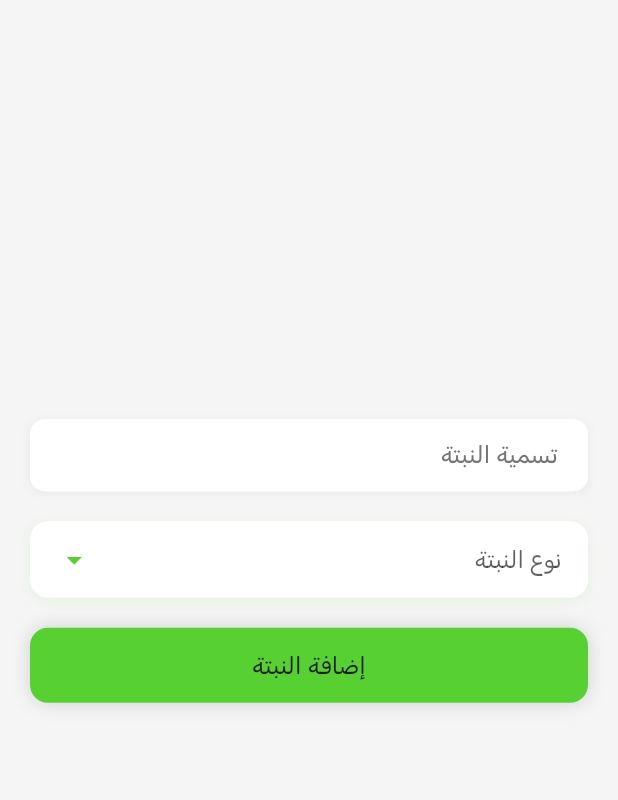
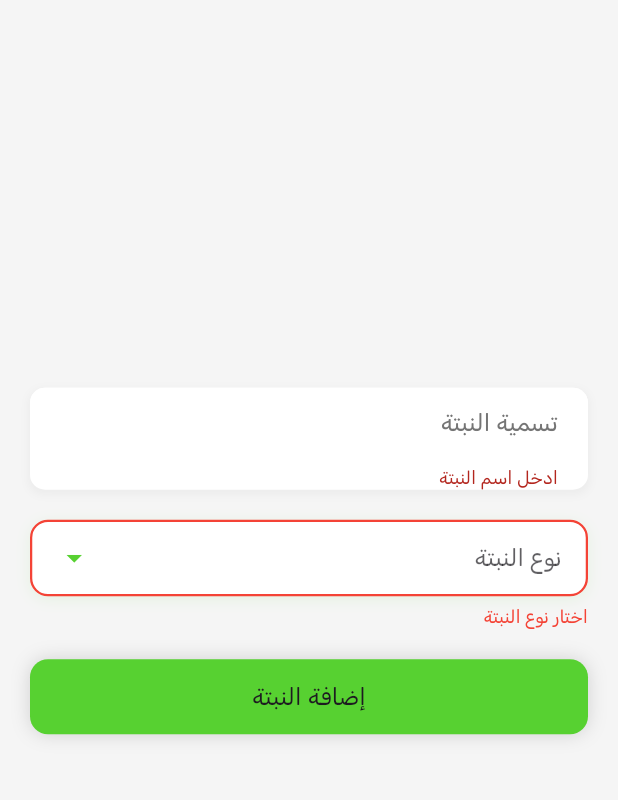
Before and after one commit to StrangerFelix/riwaa, a Flutter app: the AddPlantView screen opened directly with empty values, after a tap on "إضافة النبتة", on a phone screen of 412 x 824 dp, the part 57-857 px from its top. Run offline on Flutter 3.47's test engine with Material 3 defaults, Android fonts, the phone set to English and light mode, and no system bars; our stand-ins replace carousel_slider, cloud_firestore, firebase_auth, firebase_core, flutter_bloc, flutter_svg and 4 more; missing offline and left inert: mobile_scanner; accounts and stored records are empty.

Commit message:
Fixing app issues on android & adding form to {addPlant}

```diff
--- a/lib/core/components/fancyDropdown.dart
+++ b/lib/core/components/fancyDropdown.dart
@@ -2,6 +2,7 @@ import 'package:flutter/material.dart';
 
 class FancyDropdown<T> extends StatefulWidget {
   final List<DropdownItem<T>> items;
+  final bool isNull;
   final DropdownItem<T>? value;
   final String hint;
   final ValueChanged<DropdownItem<T>?> onChanged;
@@ -21,6 +22,7 @@ class FancyDropdown<T> extends StatefulWidget {
 
   const FancyDropdown({
     super.key,
+    this.isNull = false,
     required this.items,
     this.value,
     required this.onChanged,
@@ -305,7 +307,8 @@ class _FancyDropdownState<T> extends State<FancyDropdown<T>> with SingleTickerPr
                   ),
             ],
             border: Border.all(
-              color: _isOpen ? accentColor : Colors.transparent,
+              color: widget.isNull ? Colors.red : _isOpen ? accentColor : Colors.transparent,
+
               width: 1.5,
             ),
           ),
--- a/lib/features/auth/data/repository/authRepo.dart
+++ b/lib/features/auth/data/repository/authRepo.dart
@@ -1,4 +1,3 @@
-import 'package:cloud_firestore/cloud_firestore.dart';
 import 'package:firebase_auth/firebase_auth.dart';
 import 'package:riwaa/core/errors/authExceptions.dart';
 import 'package:riwaa/core/utilities/firebaseService.dart';
--- a/lib/features/home/presentation/views/widgets/addPlant/addPlantForm.dart
+++ b/lib/features/home/presentation/views/widgets/addPlant/addPlantForm.dart
@@ -2,6 +2,7 @@ import 'package:flutter/material.dart';
 import 'package:riwaa/core/components/customFormButton.dart';
 import 'package:riwaa/core/components/customTextField.dart';
 import 'package:riwaa/core/components/fancyDropdown.dart';
+import 'package:riwaa/core/utilities/appStyles.dart';
 import 'package:riwaa/core/utilities/constants.dart';
 import 'package:riwaa/features/home/data/models/addPlantDroplist.dart';
 
@@ -15,22 +16,34 @@ class AddPlantForm extends StatefulWidget {
 
 class _AddPlantFormState extends State<AddPlantForm> {
   DropdownItem<String>? selectedItem;
-
+  final _formKey = GlobalKey<FormState>();
+  bool dropdownNullIndicator = false;
+  TextEditingController nameController = TextEditingController();
   @override
   Widget build(BuildContext context) {
     return Padding(
           padding: const EdgeInsets.symmetric(horizontal: kHorizontalPadding),
+          child: Form(
+            key: _formKey,
             child: Column(
               mainAxisAlignment: MainAxisAlignment.center,
               children: [
                 // const CustomTextField(hintText: 'اسم النبتة'),
-              const CustomTextField(
+                CustomTextField(
                   hint: 'تسمية النبتة',
+                  controller: nameController,
+                  validator: (val) {
+                    if (val!.isEmpty) {
+                      return 'ادخل اسم النبتة';
+                    }
+                    return null;
+                  },
                 ),
                 const SizedBox(height: 20,),
                 FancyDropdown<String>(
                   items: items,
                   value: selectedItem,
+                  isNull: dropdownNullIndicator,
                   hint: 'نوع النبتة',
                   onChanged: (item) {
                     setState(() {
@@ -42,9 +55,41 @@ class _AddPlantFormState extends State<AddPlantForm> {
                   showSearchBox: true,
                   searchHint: 'بحث...',
                 ),
+                dropdownNullIndicator ? Column(
+                  crossAxisAlignment: CrossAxisAlignment.start,
+                  children: [
+                    const SizedBox(height: 5,),
+                    SizedBox(
+                      width: double.infinity,
+                      child: Text(
+                        'اختار نوع النبتة',
+                        style: AppStyles.paragraphSmall.copyWith(
+                          color: Colors.red,
+                          fontSize: 12
+                        ),
+                      ),
+                    )
+                  ],
+                ) : const SizedBox(),
                 const SizedBox(height: 20,),
-              CustomFormButton(onTap: () {}, text: 'إضافة النبتة'),
+                CustomFormButton(
+                  onTap: () {
+                    setState(() {
+                      selectedItem != null ? dropdownNullIndicator = false : dropdownNullIndicator = true;
+                    });
+                    if (_formKey.currentState!.validate() && !dropdownNullIndicator) {
+                      Map<String,String?> data = {
+                        'name': nameController.text,
+                        'type': selectedItem?.value,
+                        'hash': widget.hash
+                      };
+                      print(data);
+                    }
+                  },
+                  text: 'إضافة النبتة'
+                ),
               ],
+            ),
           ),
         );
   }
--- a/lib/features/home/presentation/views/widgets/addPlant/addPlantScanViewBody.dart
+++ b/lib/features/home/presentation/views/widgets/addPlant/addPlantScanViewBody.dart
@@ -2,7 +2,6 @@ import 'package:flutter/material.dart';
 import 'package:flutter_svg/svg.dart';
 import 'package:go_router/go_router.dart';
 import 'package:mobile_scanner/mobile_scanner.dart';
-import 'package:riwaa/core/components/scanRect.dart';
 import 'package:riwaa/core/utilities/appAssets.dart';
 import 'package:riwaa/core/utilities/appRouter.dart';
 import 'package:riwaa/core/utilities/appStyles.dart';
@@ -31,7 +30,6 @@ class _AddPlantScanViewBodyState extends State<AddPlantScanViewBody> {
   }
 
   bool isValidHash(String hash) {
-    print(hash);
     return hash.length == 37 && hash.startsWith("riwaa");
   }
 
--- a/lib/features/home/presentation/views/widgets/home/myPlants/myPlantsHeader.dart
+++ b/lib/features/home/presentation/views/widgets/home/myPlants/myPlantsHeader.dart
@@ -30,13 +30,13 @@ class MyPlantsHeader extends StatelessWidget {
           ),
           MainButton(
             onTap: () {
+              // GoRouter.of(context).push(
+              //   AppRouter.addPlantScan,
+              // );
               GoRouter.of(context).push(
-                AppRouter.addPlantScan,
+                AppRouter.addPlant,
+                extra: 'a1045df8d0b0dc512be141e5c0d96d37' // يحذف
               );
-              // GoRouter.of(context).push(
-              //   AppRouter.addPlant,
-              //   extra: 'kfdflkdjsklfjdsfl' // يحذف
-              // );
 
             },
             child: Row(
--- a/lib/main.dart
+++ b/lib/main.dart
@@ -10,7 +10,6 @@ import 'package:riwaa/features/auth/presentation/manager/authCubit.dart';
 import 'package:riwaa/firebase_options.dart';
 // import 'package:riwaa/core/utilities/firebaseNotifications.dart';
 
-
 void main () async{
   // debugRepaintRainbowEnabled = true;
   WidgetsFlutterBinding.ensureInitialized();
@@ -20,6 +19,7 @@ void main () async{
   setupServiceLocator();
   // FirebaseNotificationService firebaseNotificationService = FirebaseNotificationService();
   // await firebaseNotificationService.initializeFirebase();
+
   runApp(const RiwaaApp());
 }
 
--- a/pubspec.yaml
+++ b/pubspec.yaml
@@ -37,7 +37,6 @@ dependencies:
   flutter:
     sdk: flutter
   flutter_bloc: ^9.1.0
-  flutter_local_notifications: ^18.0.1
   flutter_localization: ^0.2.2
   flutter_svg: ^2.0.14
   get_it: ^8.0.3
```
Also changed, not shown: pubspec.lock, 2 other files. Lines whose indentation alone changed are shown as unchanged.
